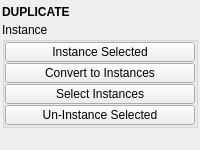
The window that tentacle/ui/duplicate.ui (m3trik/tentacle) describes before a commit, drawn with Qt 5.
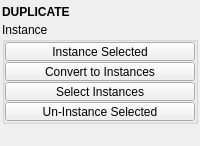
The same window after the commit. Custom widgets are drawn as their Qt base class.

Diff of the .ui file:
```diff
--- a/tentacle/ui/duplicate.ui
+++ b/tentacle/ui/duplicate.ui
@@ -141,13 +141,13 @@
            <property name="minimumSize">
             <size>
              <width>0</width>
-             <height>20</height>
+             <height>19</height>
             </size>
            </property>
            <property name="maximumSize">
             <size>
              <width>16777215</width>
-             <height>20</height>
+             <height>19</height>
             </size>
            </property>
            <property name="toolTip">
@@ -181,13 +181,13 @@
            <property name="minimumSize">
             <size>
              <width>0</width>
-             <height>20</height>
+             <height>19</height>
             </size>
            </property>
            <property name="maximumSize">
             <size>
              <width>16777215</width>
-             <height>20</height>
+             <height>19</height>
             </size>
            </property>
            <property name="toolTip">
@@ -221,13 +221,13 @@
            <property name="minimumSize">
             <size>
              <width>0</width>
-             <height>20</height>
+             <height>19</height>
             </size>
            </property>
            <property name="maximumSize">
             <size>
              <width>16777215</width>
-             <height>20</height>
+             <height>19</height>
             </size>
            </property>
            <property name="toolTip">
@@ -261,13 +261,13 @@
            <property name="minimumSize">
             <size>
              <width>0</width>
-             <height>20</height>
+             <height>19</height>
             </size>
            </property>
            <property name="maximumSize">
             <size>
              <width>16777215</width>
-             <height>20</height>
+             <height>19</height>
             </size>
            </property>
            <property name="toolTip">
```
